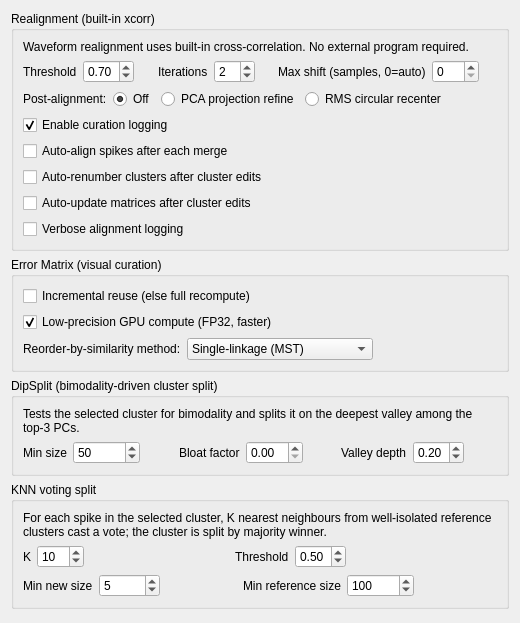
Old version of the form src/klusters/src/prefrefinementlayout.ui in the repository Gravios/neurosuite-3.
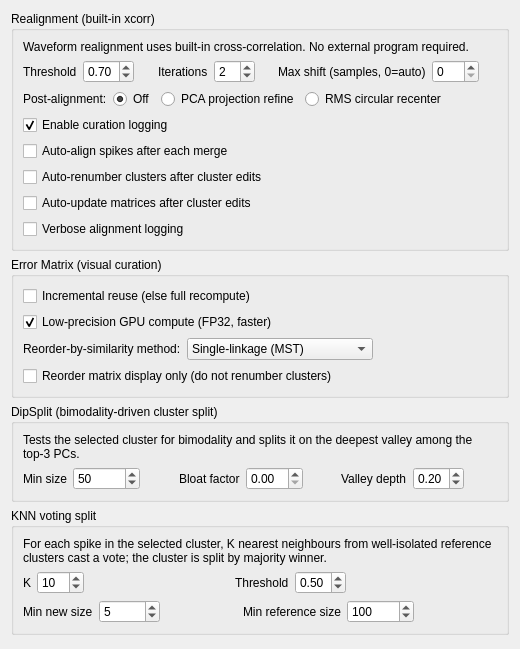
New version of the form.

Commit message: klusters: reorder the error-matrix DISPLAY by similarity without renumbering (opt-in)

What changed in the file:
```diff
--- a/src/klusters/src/prefrefinementlayout.ui
+++ b/src/klusters/src/prefrefinementlayout.ui
@@ -341,6 +341,17 @@
         </item>
        </layout>
       </item>
+      <item>
+       <widget class="QCheckBox" name="reorderDisplayOnlyCheckBox">
+        <property name="text">
+         <string>Reorder matrix display only (do not renumber clusters)</string>
+        </property>
+        <property name="toolTip">
+         <string>When Reorder Clusters by Similarity (Shift+S) runs, rearrange only the rows/columns of the error-matrix display into similarity order, leaving cluster IDs unchanged. This skips the full cluster renumber (rewriting every spike label, rebuilding spikesByCluster, invalidating and recomputing the matrix), so it is near-instant at large cluster counts. The new order is view-only: it is not saved to the .clu file and axis labels will be out of numeric order. Off: renumber clusters into similarity order (persistent, slower). Applies to the error matrix only. Default: off.</string>
+        </property>
+        <property name="checked"><bool>false</bool></property>
+       </widget>
+      </item>
      </layout>
     </widget>
    </item>
```
The commit also changes 8 other files.
